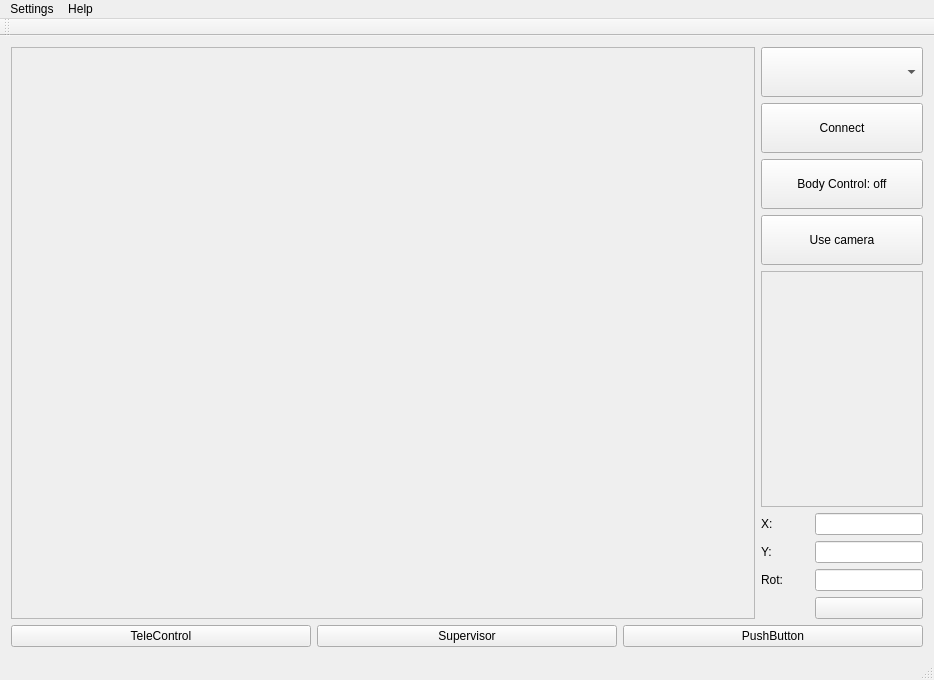
Qt form demoRMR/mainwindow.ui (KocurMaros/HMI) before a commit.
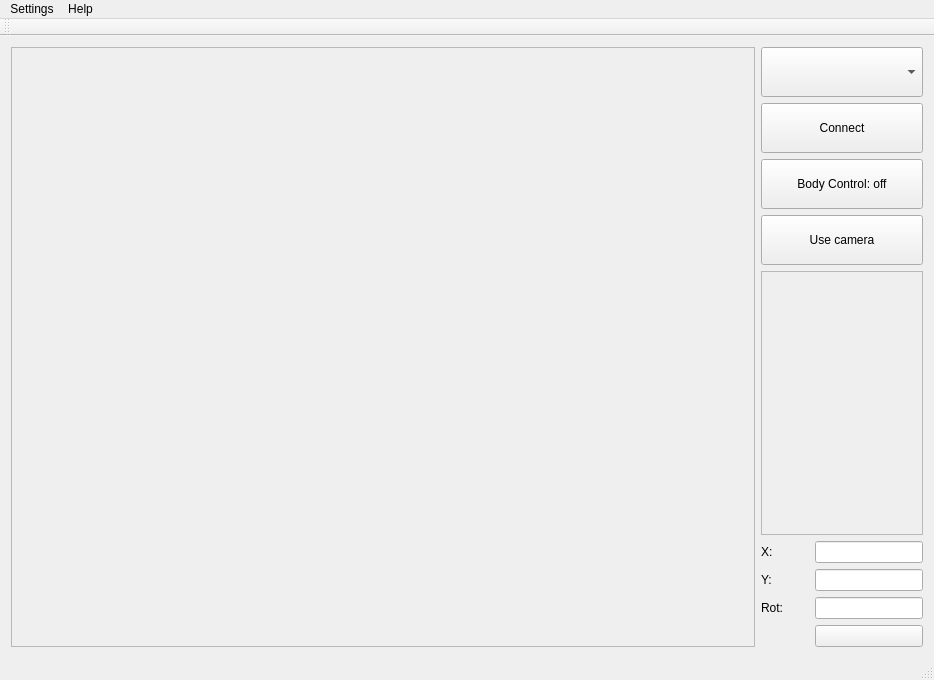
The same form after that commit. Icons and pictures are not drawn.

Commit message: mainwindow: new way of switching modes

Patch:
```diff
--- a/demoRMR/mainwindow.ui
+++ b/demoRMR/mainwindow.ui
@@ -15,31 +15,6 @@
   </property>
   <widget class="QWidget" name="centralWidget">
    <layout class="QGridLayout" name="gridLayout">
-    <item row="2" column="5">
-     <layout class="QHBoxLayout" name="controllerLayout">
-      <item>
-       <widget class="QPushButton" name="teleControlButton">
-        <property name="text">
-         <string>TeleControl</string>
-        </property>
-       </widget>
-      </item>
-      <item>
-       <widget class="QPushButton" name="supervisorButton">
-        <property name="text">
-         <string>Supervisor</string>
-        </property>
-       </widget>
-      </item>
-      <item>
-       <widget class="QPushButton" name="pushButton_2">
-        <property name="text">
-         <string>PushButton</string>
-        </property>
-       </widget>
-      </item>
-     </layout>
-    </item>
     <item row="0" column="5">
      <layout class="QGridLayout" name="topGridLayout">
       <item row="0" column="0">
```
Left out of the diff: 28 changed lines with no effect on the pictures. The commit also changes 2 other files.
